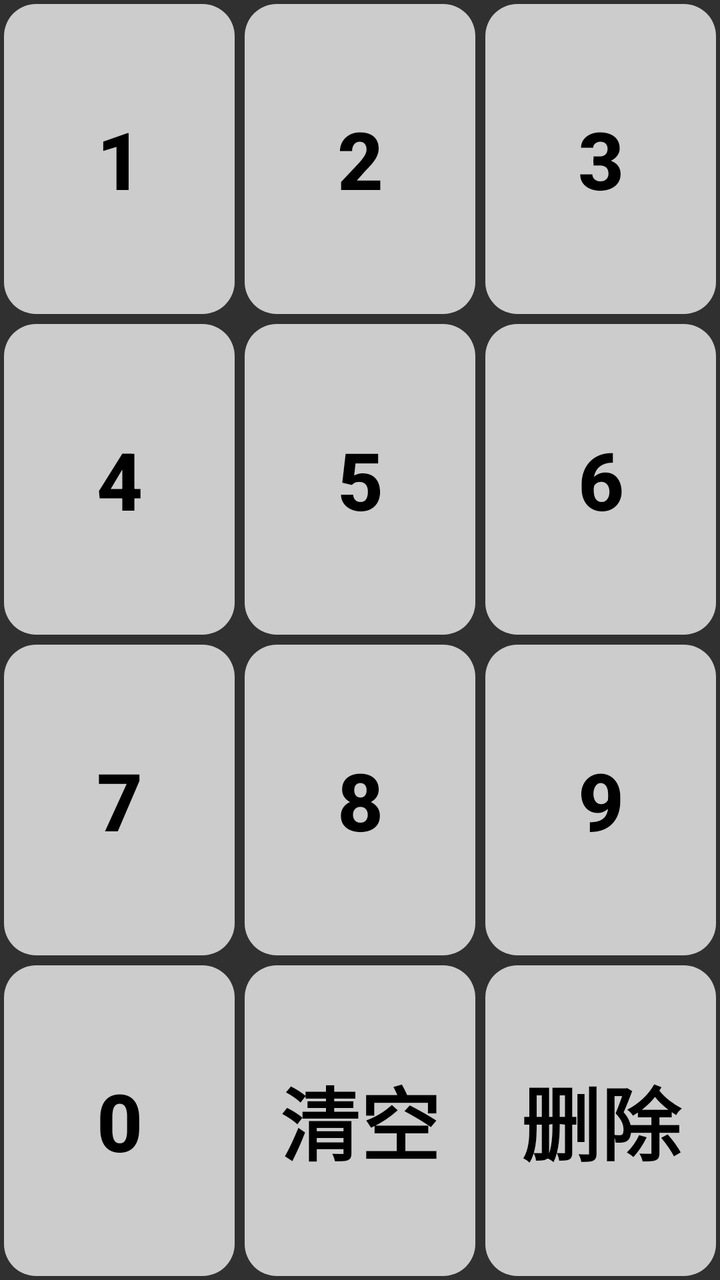
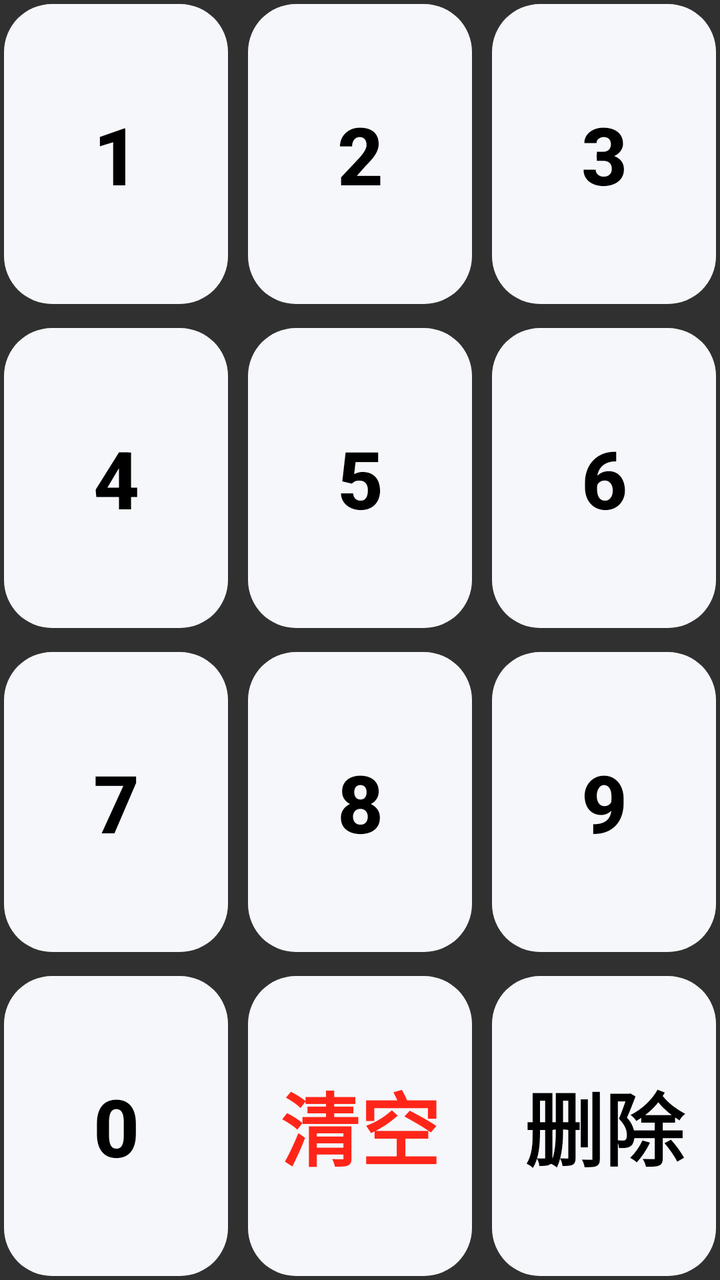

The first picture is an Android layout as it rendered before a commit; the second is the same layout after the commit. The layout source and the unified diff follow.
<!-- AndroidManifest.xml: application theme Base.Theme.UHMCS -->
<!-- res/layout/pos_ui_component_keyboard.xml -->
<?xml version="1.0" encoding="utf-8"?>
<LinearLayout xmlns:android="http://schemas.android.com/apk/res/android"
    xmlns:app="http://schemas.android.com/apk/res-auto"
    xmlns:tools="http://schemas.android.com/tools"
    android:id="@+id/llkeyArea"
    android:layout_width="match_parent"
    android:layout_height="match_parent"
    android:orientation="vertical"
    tools:ignore="MissingDefaultResource"
    android:padding="2dp">
    <LinearLayout
        android:layout_width="match_parent"
        android:layout_height="0dp"
        android:layout_weight="1">
        <androidx.appcompat.widget.AppCompatButton
            android:gravity="center"
            android:id="@+id/btnNum_01"
            android:layout_width="0dp"
            android:layout_height="match_parent"
            android:layout_weight="1"
            android:textSize="@dimen/pos_key_button_font_size_01"
            android:textColor="@color/black"
            android:textStyle="bold"
            android:layout_marginRight="5dp"
            android:background="@drawable/pos_drawable_key_button_change_color_01"
            android:stateListAnimator="@null"
            android:tag="1"
            android:text="1" />
        <androidx.appcompat.widget.AppCompatButton
            android:gravity="center"
            android:stateListAnimator="@null"
            android:id="@+id/btnNum_02"
            android:layout_width="0dp"
            android:textColor="@color/black"
            android:layout_height="match_parent"
            android:layout_weight="1"
            android:textSize="@dimen/pos_key_button_font_size_01"
            android:textStyle="bold"
            android:layout_marginRight="5dp"
            android:background="@drawable/pos_drawable_key_button_change_color_01"
            android:tag="2"
            android:text="2" />
        <androidx.appcompat.widget.AppCompatButton
            android:gravity="center"
            android:stateListAnimator="@null"
            android:id="@+id/btnNum_03"
            android:layout_width="0dp"
            android:layout_height="match_parent"
            android:background="@drawable/pos_drawable_key_button_change_color_01"
            android:layout_weight="1"
            android:textStyle="bold"
            android:textColor="@color/black"
            android:textSize="@dimen/pos_key_button_font_size_01"
            android:tag="3"
            android:text="3" />
    </LinearLayout>
    <LinearLayout
        android:layout_width="match_parent"
        android:layout_height="0dp"
        android:layout_marginTop="5dp"
        android:layout_marginBottom="5dp"
        android:layout_weight="1">
        <androidx.appcompat.widget.AppCompatButton
            android:stateListAnimator="@null"
            android:id="@+id/btnNum_04"
            android:layout_width="0dp"
            android:layout_height="match_parent"
            android:layout_weight="1"
            android:textSize="@dimen/pos_key_button_font_size_01"
            android:textColor="@color/black"
            android:textStyle="bold"
            android:layout_marginRight="5dp"
            android:gravity="center"
            android:background="@drawable/pos_drawable_key_button_change_color_01"
            android:tag="4"
            android:text="4"
            tools:ignore="NestedWeights" />
        <androidx.appcompat.widget.AppCompatButton
            android:stateListAnimator="@null"
            android:id="@+id/btnNum_05"
            android:gravity="center"
            android:layout_width="0dp"
            android:layout_height="match_parent"
            android:layout_weight="1"
            android:textColor="@color/black"
            android:textSize="@dimen/pos_key_button_font_size_01"
            android:textStyle="bold"
            android:layout_marginRight="5dp"
            android:background="@drawable/pos_drawable_key_button_change_color_01"
            android:tag="5"
            android:text="5" />
        <androidx.appcompat.widget.AppCompatButton
            android:stateListAnimator="@null"
            android:id="@+id/btnNum_06"
            android:layout_width="0dp"
            android:gravity="center"
            android:layout_height="match_parent"
            android:textColor="@color/black"
            android:background="@drawable/pos_drawable_key_button_change_color_01"
            android:layout_weight="1"
            android:textStyle="bold"
            android:textSize="@dimen/pos_key_button_font_size_01"
            android:tag="6"
            android:text="6" />
    </LinearLayout>
    <LinearLayout
        android:layout_width="match_parent"
        android:layout_height="0dp"
        android:layout_marginBottom="5dp"
        android:layout_weight="1">
        <androidx.appcompat.widget.AppCompatButton
            android:stateListAnimator="@null"
            android:id="@+id/btnNum_07"
            android:layout_width="0dp"
            android:gravity="center"
            android:textColor="@color/black"
            android:layout_height="match_parent"
            android:layout_weight="1"
            android:textSize="@dimen/pos_key_button_font_size_01"
            android:textStyle="bold"
            android:layout_marginRight="5dp"
            android:background="@drawable/pos_drawable_key_button_change_color_01"
            android:tag="7"
            android:text="7"
            tools:ignore="NestedWeights" />
        <androidx.appcompat.widget.AppCompatButton

            android:stateListAnimator="@null"
            android:id="@+id/btnNum_08"
            android:textColor="@color/black"
            android:layout_width="0dp"
            android:gravity="center"
            android:layout_height="match_parent"
            android:layout_weight="1"
            android:textSize="@dimen/pos_key_button_font_size_01"
            android:textStyle="bold"
            android:layout_marginRight="5dp"
            android:background="@drawable/pos_drawable_key_button_change_color_01"
            android:tag="8"
            android:text="8" />
        <androidx.appcompat.widget.AppCompatButton
            android:stateListAnimator="@null"
            android:textColor="@color/black"
            android:id="@+id/btnNum_09"
            android:layout_width="0dp"
            android:gravity="center"
            android:layout_height="match_parent"
            android:background="@drawable/pos_drawable_key_button_change_color_01"
            android:layout_weight="1"
            android:textSize="@dimen/pos_key_button_font_size_01"
            android:textStyle="bold"
            android:tag="9"
            android:text="9" />
    </LinearLayout>
    <LinearLayout
        android:layout_width="match_parent"
        android:layout_height="0dp"
        android:layout_weight="1">
        <androidx.appcompat.widget.AppCompatButton
            android:stateListAnimator="@null"
            android:id="@+id/btnNum_00"
            android:layout_width="0dp"
            android:textColor="@color/black"
            android:gravity="center"
            android:layout_height="match_parent"
            android:layout_weight="1"
            android:textSize="@dimen/pos_key_button_font_size_01"
            android:textStyle="bold"
            android:layout_marginRight="5dp"
            android:background="@drawable/pos_drawable_key_button_change_color_01"
            android:tag="0"
            android:text="0"
            tools:ignore="NestedWeights" />
        <androidx.appcompat.widget.AppCompatButton
            android:stateListAnimator="@null"
            android:id="@+id/btnNum_C"
            android:layout_width="0dp"
            android:textColor="@color/black"
            android:gravity="center"
            android:layout_height="match_parent"
            android:layout_weight="1"
            android:textSize="@dimen/pos_key_button_font_size_01"
            android:textStyle="bold"
            android:layout_marginRight="5dp"
            android:background="@drawable/pos_drawable_key_button_change_color_01"
            android:tag="c"
            android:text="@string/clear" />
        <androidx.appcompat.widget.AppCompatButton
            android:stateListAnimator="@null"
            android:id="@+id/btnNum_D"
            android:layout_width="0dp"
            android:textColor="@color/black"
            android:gravity="center"
            android:layout_height="match_parent"
            android:background="@drawable/pos_drawable_key_button_change_color_01"
            android:layout_weight="1"
            android:textStyle="bold"
            android:textSize="@dimen/pos_key_button_font_size_01"
            android:tag="D"
            android:text="@string/delete" />
    </LinearLayout>
</LinearLayout>
<!-- resources referenced by this layout -->
<resources>
  <color name="black">#FF000000</color>
  <dimen name="pos_key_button_font_size_01">40sp</dimen>
  <!-- drawable pos_drawable_key_button_change_color_01 (drawable) -->
  <?xml version="1.0" encoding="utf-8"?>
  <selector xmlns:android="http://schemas.android.com/apk/res/android">
      <item android:drawable="@drawable/shop_bg" android:state_pressed="true"/>
      <item android:drawable="@drawable/gray_bg" android:state_pressed="false"/>
  </selector>
  <string name="clear">清空</string>
  <string name="delete">删除</string>
  <style name="Base.Theme.UHMCS" parent="Theme.AppCompat.NoActionBar">
          
          
          <item name="android:windowFullscreen">true</item>
          <item name="android:windowContentOverlay">@null</item>
          <item name="colorControlActivated">@color/black</item> 
  
  
  
  
      </style>
  <!-- drawable shop_bg (drawable) -->
  <?xml version="1.0" encoding="UTF-8"?>
  <shape xmlns:android="http://schemas.android.com/apk/res/android"
      android:shape="rectangle" >
  
      
      <solid android:color="#65755a" />
      
  
  
      
  
      
      <corners android:radius="16dp" />
      
  
  
  
  
  
  
  </shape>
  <!-- drawable gray_bg (drawable) -->
  <?xml version="1.0" encoding="UTF-8"?>
  <shape xmlns:android="http://schemas.android.com/apk/res/android"
      android:shape="rectangle" >
  
      
      <solid android:color="#FFCCCCCC" />
      
  
  
      
  
      
      <corners android:radius="16dp" />
      
  
  
  
  
  
  
  </shape>
</resources>

<!-- the commit's change to res/layout/pos_ui_component_keyboard.xml (unified diff, before → after) -->
@@ -21,8 +21,8 @@
             android:textSize="@dimen/pos_key_button_font_size_01"
             android:textColor="@color/black"
             android:textStyle="bold"
-            android:layout_marginRight="5dp"
-            android:background="@drawable/pos_drawable_key_button_change_color_01"
+            android:layout_marginRight="10dp"
+            android:background="@drawable/num_btn_bg"
             android:stateListAnimator="@null"
             android:tag="1"
             android:text="1" />
@@ -36,8 +36,8 @@
             android:layout_weight="1"
             android:textSize="@dimen/pos_key_button_font_size_01"
             android:textStyle="bold"
-            android:layout_marginRight="5dp"
-            android:background="@drawable/pos_drawable_key_button_change_color_01"
+            android:layout_marginRight="10dp"
+            android:background="@drawable/num_btn_bg"
             android:tag="2"
             android:text="2" />
         <androidx.appcompat.widget.AppCompatButton
@@ -46,7 +46,7 @@
             android:id="@+id/btnNum_03"
             android:layout_width="0dp"
             android:layout_height="match_parent"
-            android:background="@drawable/pos_drawable_key_button_change_color_01"
+            android:background="@drawable/num_btn_bg"
             android:layout_weight="1"
             android:textStyle="bold"
             android:textColor="@color/black"
@@ -57,8 +57,8 @@
     <LinearLayout
         android:layout_width="match_parent"
         android:layout_height="0dp"
-        android:layout_marginTop="5dp"
-        android:layout_marginBottom="5dp"
+        android:layout_marginTop="12dp"
+        android:layout_marginBottom="12dp"
         android:layout_weight="1">
         <androidx.appcompat.widget.AppCompatButton
             android:stateListAnimator="@null"
@@ -69,9 +69,9 @@
             android:textSize="@dimen/pos_key_button_font_size_01"
             android:textColor="@color/black"
             android:textStyle="bold"
-            android:layout_marginRight="5dp"
-            android:gravity="center"
-            android:background="@drawable/pos_drawable_key_button_change_color_01"
+            android:layout_marginRight="10dp"
+            android:gravity="center"
+            android:background="@drawable/num_btn_bg"
             android:tag="4"
             android:text="4"
             tools:ignore="NestedWeights" />
@@ -85,8 +85,8 @@
             android:textColor="@color/black"
             android:textSize="@dimen/pos_key_button_font_size_01"
             android:textStyle="bold"
-            android:layout_marginRight="5dp"
-            android:background="@drawable/pos_drawable_key_button_change_color_01"
+            android:layout_marginRight="10dp"
+            android:background="@drawable/num_btn_bg"
             android:tag="5"
             android:text="5" />
         <androidx.appcompat.widget.AppCompatButton
@@ -96,7 +96,7 @@
             android:gravity="center"
             android:layout_height="match_parent"
             android:textColor="@color/black"
-            android:background="@drawable/pos_drawable_key_button_change_color_01"
+            android:background="@drawable/num_btn_bg"
             android:layout_weight="1"
             android:textStyle="bold"
             android:textSize="@dimen/pos_key_button_font_size_01"
@@ -106,7 +106,7 @@
     <LinearLayout
         android:layout_width="match_parent"
         android:layout_height="0dp"
-        android:layout_marginBottom="5dp"
+        android:layout_marginBottom="12dp"
         android:layout_weight="1">
         <androidx.appcompat.widget.AppCompatButton
             android:stateListAnimator="@null"
@@ -118,8 +118,8 @@
             android:layout_weight="1"
             android:textSize="@dimen/pos_key_button_font_size_01"
             android:textStyle="bold"
-            android:layout_marginRight="5dp"
-            android:background="@drawable/pos_drawable_key_button_change_color_01"
+            android:layout_marginRight="10dp"
+            android:background="@drawable/num_btn_bg"
             android:tag="7"
             android:text="7"
             tools:ignore="NestedWeights" />
@@ -134,8 +134,8 @@
             android:layout_weight="1"
             android:textSize="@dimen/pos_key_button_font_size_01"
             android:textStyle="bold"
-            android:layout_marginRight="5dp"
-            android:background="@drawable/pos_drawable_key_button_change_color_01"
+            android:layout_marginRight="10dp"
+            android:background="@drawable/num_btn_bg"
             android:tag="8"
             android:text="8" />
         <androidx.appcompat.widget.AppCompatButton
@@ -145,7 +145,7 @@
             android:layout_width="0dp"
             android:gravity="center"
             android:layout_height="match_parent"
-            android:background="@drawable/pos_drawable_key_button_change_color_01"
+            android:background="@drawable/num_btn_bg"
             android:layout_weight="1"
             android:textSize="@dimen/pos_key_button_font_size_01"
             android:textStyle="bold"
@@ -166,8 +166,8 @@
             android:layout_weight="1"
             android:textSize="@dimen/pos_key_button_font_size_01"
             android:textStyle="bold"
-            android:layout_marginRight="5dp"
-            android:background="@drawable/pos_drawable_key_button_change_color_01"
+            android:layout_marginRight="10dp"
+            android:background="@drawable/num_btn_bg"
             android:tag="0"
             android:text="0"
             tools:ignore="NestedWeights" />
@@ -175,14 +175,14 @@
             android:stateListAnimator="@null"
             android:id="@+id/btnNum_C"
             android:layout_width="0dp"
-            android:textColor="@color/black"
-            android:gravity="center"
-            android:layout_height="match_parent"
-            android:layout_weight="1"
-            android:textSize="@dimen/pos_key_button_font_size_01"
-            android:textStyle="bold"
-            android:layout_marginRight="5dp"
-            android:background="@drawable/pos_drawable_key_button_change_color_01"
+            android:textColor="#FFFF2619"
+            android:gravity="center"
+            android:layout_height="match_parent"
+            android:layout_weight="1"
+            android:textSize="@dimen/pos_key_button_font_size_01"
+            android:textStyle="bold"
+            android:layout_marginRight="10dp"
+            android:background="@drawable/num_btn_bg"
             android:tag="c"
             android:text="@string/clear" />
         <androidx.appcompat.widget.AppCompatButton
@@ -192,7 +192,7 @@
             android:textColor="@color/black"
             android:gravity="center"
             android:layout_height="match_parent"
-            android:background="@drawable/pos_drawable_key_button_change_color_01"
+            android:background="@drawable/num_btn_bg"
             android:layout_weight="1"
             android:textStyle="bold"
             android:textSize="@dimen/pos_key_button_font_size_01"
<!-- resource entries referenced after the edit -->
@@ -2,11 +2,11 @@
 <resources>
   <color name="black">#FF000000</color>
   <dimen name="pos_key_button_font_size_01">40sp</dimen>
-  <!-- drawable pos_drawable_key_button_change_color_01 (drawable) -->
+  <!-- drawable num_btn_bg (drawable) -->
   <?xml version="1.0" encoding="utf-8"?>
   <selector xmlns:android="http://schemas.android.com/apk/res/android">
-      <item android:drawable="@drawable/shop_bg" android:state_pressed="true"/>
-      <item android:drawable="@drawable/gray_bg" android:state_pressed="false"/>
+      <item android:drawable="@drawable/gray_bg3" android:state_pressed="true"/>
+      <item android:drawable="@drawable/gray_bg2" android:state_pressed="false"/>
   </selector>
   <string name="clear">清空</string>
   <string name="delete">删除</string>
@@ -21,20 +21,20 @@
   
   
       </style>
-  <!-- drawable shop_bg (drawable) -->
+  <!-- drawable gray_bg3 (drawable) -->
   <?xml version="1.0" encoding="UTF-8"?>
   <shape xmlns:android="http://schemas.android.com/apk/res/android"
       android:shape="rectangle" >
   
       
-      <solid android:color="#65755a" />
+      <solid android:color="#FFE8EAF0" />
       
   
   
       
   
       
-      <corners android:radius="16dp" />
+      <corners android:radius="24dp" />
       
   
   
@@ -43,20 +43,20 @@
   
   
   </shape>
-  <!-- drawable gray_bg (drawable) -->
+  <!-- drawable gray_bg2 (drawable) -->
   <?xml version="1.0" encoding="UTF-8"?>
   <shape xmlns:android="http://schemas.android.com/apk/res/android"
       android:shape="rectangle" >
   
       
-      <solid android:color="#FFCCCCCC" />
+      <solid android:color="#FFF6F7FB" />
       
   
   
       
   
       
-      <corners android:radius="16dp" />
+      <corners android:radius="24dp" />
       
   
   
